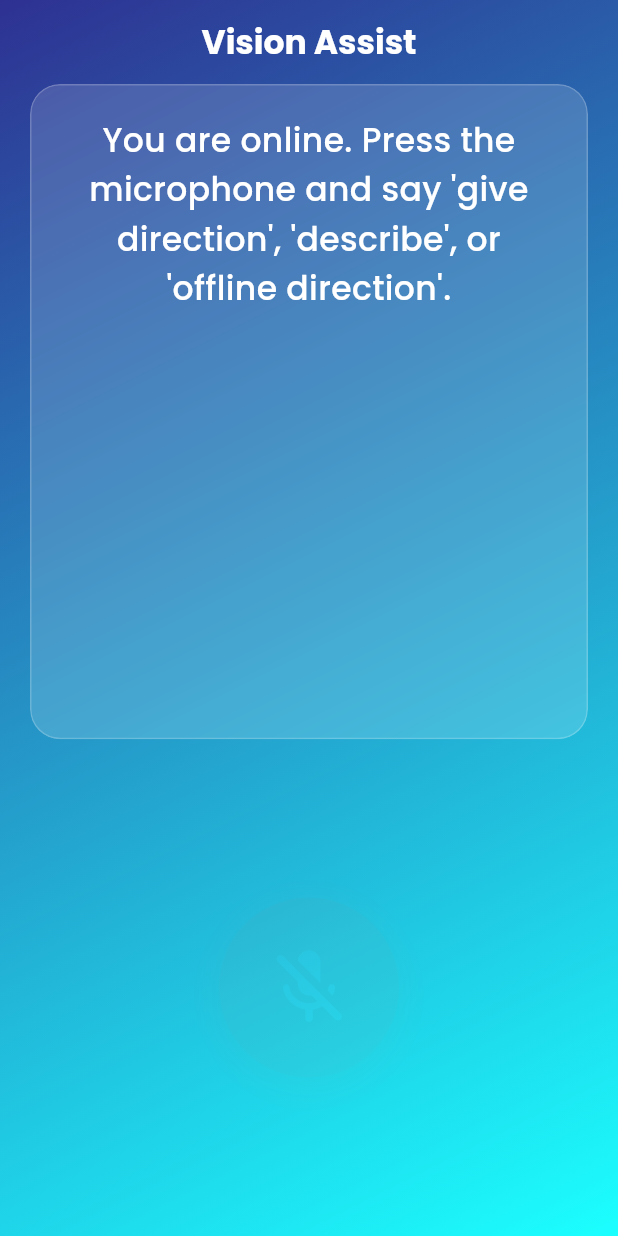
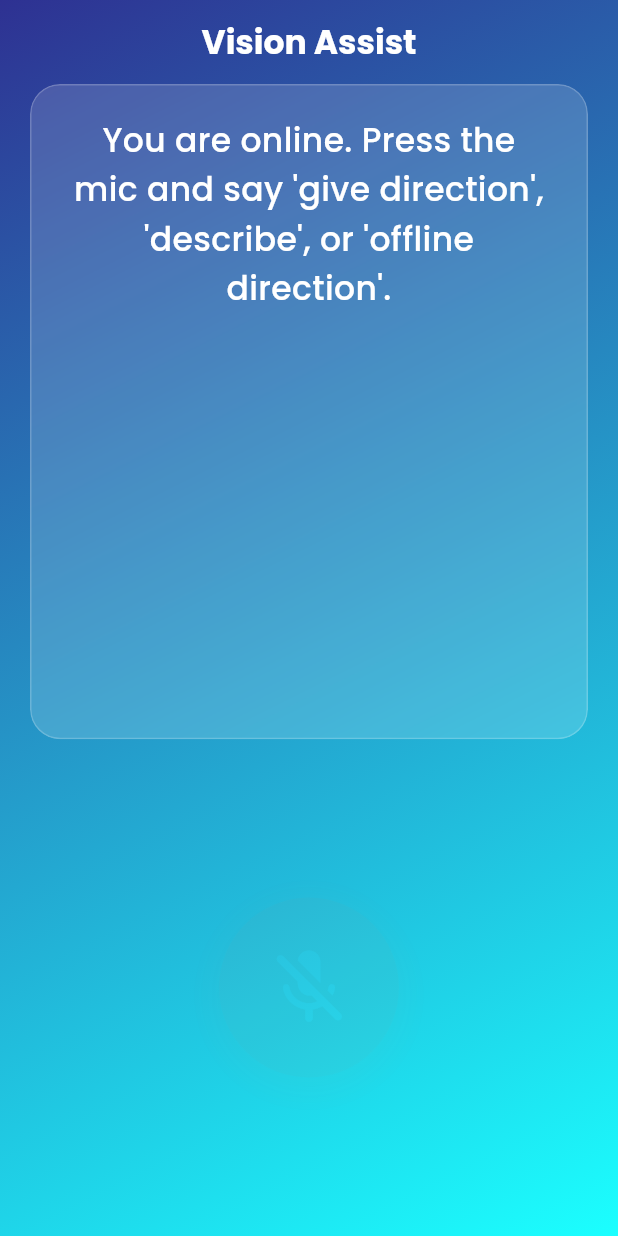
Before and after one commit to sidratulpunno/Blind_Assistance, a Flutter app: the screen it shows after launch, after a tap on the "mic" icon, on a phone screen of 412 x 824 dp. Run offline on Flutter 3.47's test engine with Material 3 defaults, Android fonts, the phone set to English and light mode, and no system bars; our stand-ins replace camera, connectivity_plus, flutter_dotenv, flutter_tts, google_fonts, google_generative_ai and 4 more; missing offline and left inert: google_mlkit_commons, google_mlkit_object_detection.

```diff
--- a/lib/home_screen.dart
+++ b/lib/home_screen.dart
@@ -26,7 +26,7 @@ class _HomeScreenState extends State<HomeScreen>
   Timer? _photoTimer;
   bool _isStopCalled = false;
   String _responseText =
-      "You are online. Press the microphone and say 'give direction', 'describe', or 'offline direction'.";
+      "You are online. Press the mic and say 'give direction', 'describe', or 'offline direction'.";
   bool _isListening = false;
   late AnimationController _animationController;
 
@@ -38,6 +38,9 @@ class _HomeScreenState extends State<HomeScreen>
     _cameraService = CameraService();
     _aiService = GoogleGenerativeAIService(apiKey: apiKey);
     _ttsService = TTSService();
+    _ttsService.speak(
+        "You are online. Press the mic and say 'give direction', 'describe', or 'offline direction'.");
+
     _cameraService.initializeCamera();
 
     _animationController = AnimationController(
--- a/lib/main.dart
+++ b/lib/main.dart
@@ -74,8 +74,8 @@ class _MyAppState extends State<MyApp> {
       navigator.pushReplacementNamed('/objectDetector');
     } else if (!isOffline && currentRoute != '/home') {
       // Announce the switch to online mode with instructions.
-      _ttsService.speak(
-          "you are online. please Press the button and say 'give direction', 'describe', or 'offline direction'.");
+      // _ttsService.speak(
+      //     "you are online. please Press the button and say 'give direction', 'describe', or 'offline direction'.");
       navigator.pushReplacementNamed('/home');
     }
   }
--- a/lib/vision_detector_views/object_detector_view.dart
+++ b/lib/vision_detector_views/object_detector_view.dart
@@ -35,7 +35,6 @@ class _ObjectDetectorView extends State<ObjectDetectorView> {
     'mushrooms': 'lite-model_models_mushroom-identification_v1_1.tflite',
     'landmarks':
         'lite-model_on_device_vision_classifier_landmarks_classifier_north_america_V1_1.tflite',
-    'yolov8': 'yolov8n.tflite',
   };
 
   @override
```
Also changed, not shown: pubspec.yaml (+3 -6 lines), pubspec.lock, 13 other files.
